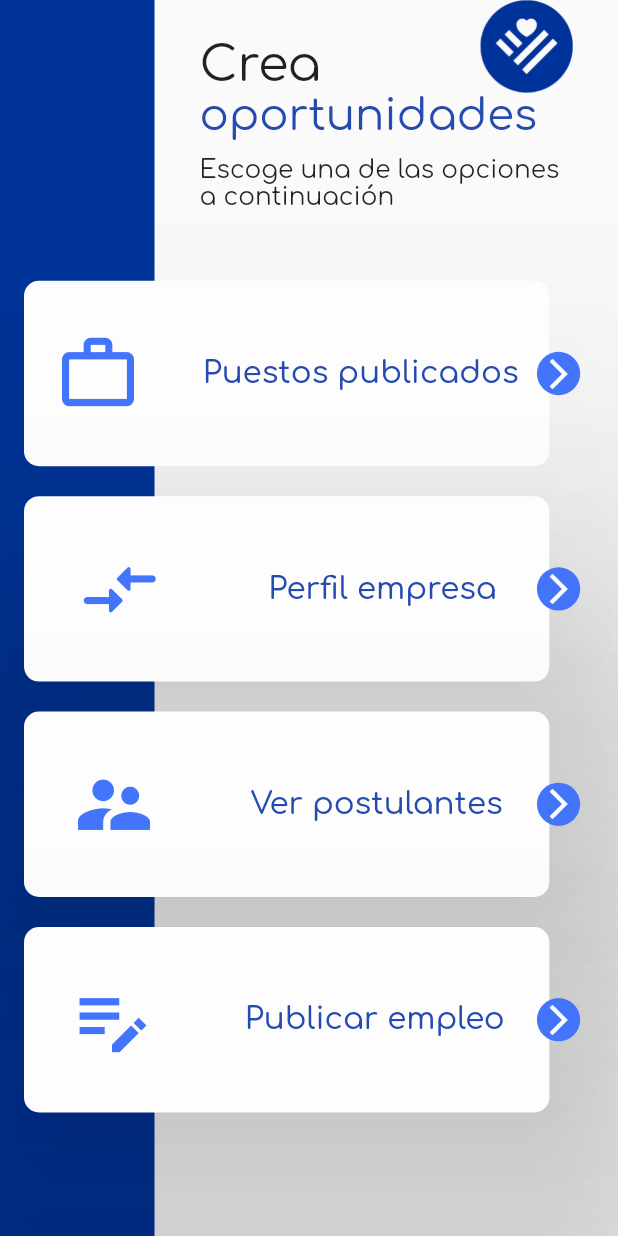
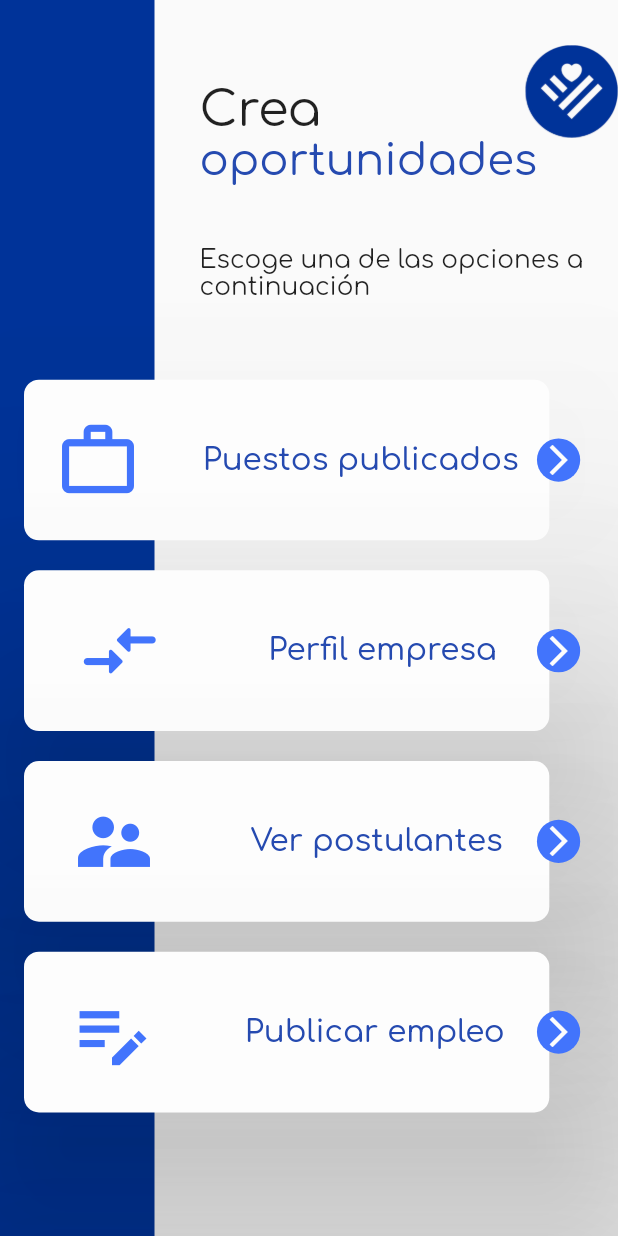
Before and after one commit to Emmanuelle20021/vitiumParaDocker, a Flutter app: the HomeEnterprise screen opened directly, on a phone screen of 412 x 824 dp. Run offline on Flutter 3.47's test engine with Material 2 defaults, Android fonts, the phone set to English and light mode, and no system bars; our stand-ins replace animate_do, auto_size_text, cloud_firestore, confetti, dotted_line, firebase_auth and 5 more; accounts and stored records are empty.

Commit message:
Correcciones a home empresa

```diff
--- a/lib/pantallas/empresa/home/home_empresa.dart
+++ b/lib/pantallas/empresa/home/home_empresa.dart
@@ -2,6 +2,8 @@ import 'package:flutter/material.dart';
 import 'package:flutter_native_splash/flutter_native_splash.dart';
 import 'package:vitium_app/constantes/constantes.dart';
 import 'package:vitium_app/pantallas/empresa/vacante/new_vacancy.dart';
+
+import '../perfil/ent_profile.dart';
 
 class HomeEnterprise extends StatefulWidget {
   const HomeEnterprise({super.key});
@@ -33,7 +35,7 @@ class _HomeEnterpriseState extends State<HomeEnterprise> {
                 ),
                 Expanded(
                   child: Padding(
-                    padding: const EdgeInsets.symmetric(horizontal: 30.0),
+                    padding: const EdgeInsets.only(left: 30.0, top: 30.0),
                     child: Column(
                       crossAxisAlignment: CrossAxisAlignment.start,
                       children: [
@@ -54,7 +56,7 @@ class _HomeEnterpriseState extends State<HomeEnterprise> {
                               fontSize: tam.width * 0.07, color: primary),
                         ),
                         Container(
-                          height: 10,
+                          height: 40,
                         ),
                         Text(
                           "Escoge una de las opciones a continuación",
@@ -77,7 +79,7 @@ class _HomeEnterpriseState extends State<HomeEnterprise> {
                   onPressed: () {},
                   child: SizedBox(
                     width: tam.width * 0.9,
-                    height: tam.height * 0.15,
+                    height: tam.height * 0.13,
                     child: Stack(
                       children: [
                         Container(
@@ -85,7 +87,7 @@ class _HomeEnterpriseState extends State<HomeEnterprise> {
                             color: background,
                             borderRadius: BorderRadius.circular(10),
                           ),
-                          height: tam.height * 0.15,
+                          height: tam.height * 0.13,
                           width: tam.width * 0.85,
                           child: Row(
                             mainAxisAlignment: MainAxisAlignment.spaceAround,
@@ -132,10 +134,17 @@ class _HomeEnterpriseState extends State<HomeEnterprise> {
                     backgroundColor: Colors.transparent,
                     elevation: 100,
                   ),
-                  onPressed: () {},
+                  onPressed: () {
+                    Navigator.push(
+                      context,
+                      MaterialPageRoute(
+                        builder: (context) => const EnterpriseProfile(),
+                      ),
+                    );
+                  },
                   child: SizedBox(
                     width: tam.width * 0.9,
-                    height: tam.height * 0.15,
+                    height: tam.height * 0.13,
                     child: Stack(
                       children: [
                         Container(
@@ -143,7 +152,7 @@ class _HomeEnterpriseState extends State<HomeEnterprise> {
                             color: background,
                             borderRadius: BorderRadius.circular(10),
                           ),
-                          height: tam.height * 0.15,
+                          height: tam.height * 0.13,
                           width: tam.width * 0.85,
                           child: Row(
                             mainAxisAlignment: MainAxisAlignment.spaceAround,
@@ -193,7 +202,7 @@ class _HomeEnterpriseState extends State<HomeEnterprise> {
                   onPressed: () {},
                   child: SizedBox(
                     width: tam.width * 0.9,
-                    height: tam.height * 0.15,
+                    height: tam.height * 0.13,
                     child: Stack(
                       children: [
                         Container(
@@ -201,7 +210,7 @@ class _HomeEnterpriseState extends State<HomeEnterprise> {
                             color: background,
                             borderRadius: BorderRadius.circular(10),
                           ),
-                          height: tam.height * 0.15,
+                          height: tam.height * 0.13,
                           width: tam.width * 0.85,
                           child: Row(
                             mainAxisAlignment: MainAxisAlignment.spaceAround,
@@ -258,7 +267,7 @@ class _HomeEnterpriseState extends State<HomeEnterprise> {
                   },
                   child: SizedBox(
                     width: tam.width * 0.9,
-                    height: tam.height * 0.15,
+                    height: tam.height * 0.13,
                     child: Stack(
                       children: [
                         Container(
@@ -266,7 +275,7 @@ class _HomeEnterpriseState extends State<HomeEnterprise> {
                             color: background,
                             borderRadius: BorderRadius.circular(10),
                           ),
-                          height: tam.height * 0.15,
+                          height: tam.height * 0.13,
                           width: tam.width * 0.85,
                           child: Row(
                             mainAxisAlignment: MainAxisAlignment.spaceAround,
```
